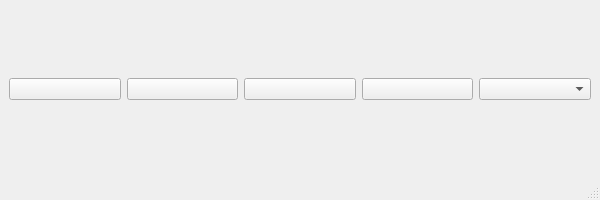
Before: the Qt Designer form libs/PhCommonUI/PhMediaControllerView.ui in JokerSync/Joker, drawn with Qt 5.
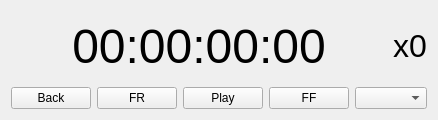
After: the same form once the commit is applied.

Commit message: Integration of PhMediaController

The edit to the form file:
```diff
--- a/libs/PhCommonUI/PhMediaControllerView.ui
+++ b/libs/PhCommonUI/PhMediaControllerView.ui
@@ -1,71 +1,316 @@
 <?xml version="1.0" encoding="UTF-8"?>
 <ui version="4.0">
  <class>PhMediaControllerView</class>
- <widget class="QMainWindow" name="PhMediaControllerView">
+ <widget class="QWidget" name="PhMediaControllerView">
   <property name="geometry">
    <rect>
     <x>0</x>
     <y>0</y>
-    <width>600</width>
-    <height>200</height>
+    <width>398</width>
+    <height>120</height>
    </rect>
   </property>
   <property name="windowTitle">
    <string>MainWindow</string>
   </property>
-  <widget class="QWidget" name="centralwidget">
-   <layout class="QVBoxLayout" name="verticalLayout">
-    <item>
-     <layout class="QHBoxLayout" name="horizontalLayout_2"/>
-    </item>
-    <item>
-     <layout class="QHBoxLayout" name="horizontalLayout">
-      <item>
-       <widget class="QPushButton" name="_backButton">
-        <property name="text">
-         <string/>
-        </property>
-       </widget>
-      </item>
-      <item>
-       <widget class="QPushButton" name="_fastRewindButton">
-        <property name="text">
-         <string/>
-        </property>
-       </widget>
-      </item>
-      <item>
-       <widget class="QPushButton" name="_playButton">
-        <property name="text">
-         <string/>
-        </property>
-       </widget>
-      </item>
-      <item>
-       <widget class="QPushButton" name="_fastForwardButton">
-        <property name="text">
-         <string/>
-        </property>
-       </widget>
-      </item>
-      <item>
-       <widget class="QComboBox" name="comboBox"/>
-      </item>
-     </layout>
-    </item>
-   </layout>
-  </widget>
-  <widget class="QMenuBar" name="menubar">
-   <property name="geometry">
-    <rect>
-     <x>0</x>
-     <y>0</y>
-     <width>600</width>
-     <height>22</height>
-    </rect>
-   </property>
-  </widget>
-  <widget class="QStatusBar" name="statusbar"/>
+  <layout class="QVBoxLayout" name="verticalLayout">
+   <item>
+    <layout class="QHBoxLayout" name="_hLayoutTop" stretch="2,0">
+     <item>
+      <widget class="QLabel" name="_timecodeLabel">
+       <property name="palette">
+        <palette>
+         <active>
+          <colorrole role="WindowText">
+           <brush brushstyle="SolidPattern">
+            <color alpha="255">
+             <red>0</red>
+             <green>0</green>
+             <blue>0</blue>
+            </color>
+           </brush>
+          </colorrole>
+          <colorrole role="Button">
+           <brush brushstyle="SolidPattern">
+            <color alpha="255">
+             <red>219</red>
+             <green>219</green>
+             <blue>219</blue>
+            </color>
+           </brush>
+          </colorrole>
+          <colorrole role="Light">
+           <brush brushstyle="SolidPattern">
+            <color alpha="255">
+             <red>0</red>
+             <green>0</green>
+             <blue>0</blue>
+            </color>
+           </brush>
+          </colorrole>
+          <colorrole role="Text">
+           <brush brushstyle="SolidPattern">
+            <color alpha="255">
+             <red>0</red>
+             <green>0</green>
+             <blue>0</blue>
+            </color>
+           </brush>
+          </colorrole>
+          <colorrole role="BrightText">
+           <brush brushstyle="SolidPattern">
+            <color alpha="255">
+             <red>255</red>
+             <green>255</green>
+             <blue>255</blue>
+            </color>
+           </brush>
+          </colorrole>
+          <colorrole role="Base">
+           <brush brushstyle="SolidPattern">
+            <color alpha="255">
+             <red>231</red>
+             <green>231</green>
+             <blue>231</blue>
+            </color>
+           </brush>
+          </colorrole>
+          <colorrole role="Window">
+           <brush brushstyle="SolidPattern">
+            <color alpha="255">
+             <red>217</red>
+             <green>217</green>
+             <blue>217</blue>
+            </color>
+           </brush>
+          </colorrole>
+          <colorrole role="AlternateBase">
+           <brush brushstyle="SolidPattern">
+            <color alpha="255">
+             <red>0</red>
+             <green>0</green>
+             <blue>0</blue>
+            </color>
+           </brush>
+          </colorrole>
+         </active>
+         <inactive>
+          <colorrole role="WindowText">
+           <brush brushstyle="SolidPattern">
+            <color alpha="255">
+             <red>0</red>
+             <green>0</green>
+             <blue>0</blue>
+            </color>
+           </brush>
+          </colorrole>
+          <colorrole role="Button">
+           <brush brushstyle="SolidPattern">
+            <color alpha="255">
+             <red>219</red>
+             <green>219</green>
+             <blue>219</blue>
+            </color>
+           </brush>
+          </colorrole>
+          <colorrole role="Light">
+           <brush brushstyle="SolidPattern">
+            <color alpha="255">
+             <red>0</red>
+             <green>0</green>
+             <blue>0</blue>
+            </color>
+           </brush>
+          </colorrole>
+          <colorrole role="Text">
+           <brush brushstyle="SolidPattern">
+            <color alpha="255">
+             <red>0</red>
+             <green>0</green>
+             <blue>0</blue>
+            </color>
+           </brush>
+          </colorrole>
+          <colorrole role="BrightText">
+           <brush brushstyle="SolidPattern">
+            <color alpha="255">
+             <red>255</red>
+             <green>255</green>
+             <blue>255</blue>
+            </color>
+           </brush>
+          </colorrole>
+          <colorrole role="Base">
+           <brush brushstyle="SolidPattern">
+            <color alpha="255">
+             <red>231</red>
+             <green>231</green>
+             <blue>231</blue>
+            </color>
+           </brush>
+          </colorrole>
+          <colorrole role="Window">
+           <brush brushstyle="SolidPattern">
+            <color alpha="255">
+             <red>217</red>
+             <green>217</green>
+             <blue>217</blue>
+            </color>
+           </brush>
+          </colorrole>
+          <colorrole role="AlternateBase">
+           <brush brushstyle="SolidPattern">
+            <color alpha="255">
+             <red>0</red>
+             <green>0</green>
+             <blue>0</blue>
+            </color>
+           </brush>
+          </colorrole>
+         </inactive>
+         <disabled>
+          <colorrole role="WindowText">
+           <brush brushstyle="SolidPattern">
+            <color alpha="255">
+             <red>69</red>
+             <green>69</green>
+             <blue>69</blue>
+            </color>
+           </brush>
+          </colorrole>
+          <colorrole role="Button">
+           <brush brushstyle="SolidPattern">
+            <color alpha="255">
+             <red>219</red>
+             <green>219</green>
+             <blue>219</blue>
+            </color>
+           </brush>
+          </colorrole>
+          <colorrole role="Light">
+           <brush brushstyle="SolidPattern">
+            <color alpha="255">
+             <red>0</red>
+             <green>0</green>
+             <blue>0</blue>
+            </color>
+           </brush>
+          </colorrole>
+          <colorrole role="Text">
+           <brush brushstyle="SolidPattern">
+            <color alpha="255">
+             <red>69</red>
+             <green>69</green>
+             <blue>69</blue>
+            </color>
+           </brush>
+          </colorrole>
+          <colorrole role="BrightText">
+           <brush brushstyle="SolidPattern">
+            <color alpha="255">
+             <red>255</red>
+             <green>255</green>
+             <blue>255</blue>
+            </color>
+           </brush>
+          </colorrole>
+          <colorrole role="Base">
+           <brush brushstyle="SolidPattern">
+            <color alpha="255">
+             <red>217</red>
+             <green>217</green>
+             <blue>217</blue>
+            </color>
+           </brush>
+          </colorrole>
+          <colorrole role="Window">
+           <brush brushstyle="SolidPattern">
+            <color alpha="255">
+             <red>217</red>
+             <green>217</green>
+             <blue>217</blue>
+            </color>
+           </brush>
+          </colorrole>
+          <colorrole role="AlternateBase">
+           <brush brushstyle="SolidPattern">
+            <color alpha="255">
+             <red>0</red>
+             <green>0</green>
+             <blue>0</blue>
+            </color>
+           </brush>
+          </colorrole>
+         </disabled>
+        </palette>
+       </property>
+       <property name="font">
+        <font>
+         <pointsize>36</pointsize>
+        </font>
+       </property>
+       <property name="text">
+        <string>00:00:00:00</string>
+       </property>
+       <property name="alignment">
+        <set>Qt::AlignCenter</set>
+       </property>
+      </widget>
+     </item>
+     <item>
+      <widget class="QLabel" name="_rateLabel">
+       <property name="font">
+        <font>
+         <pointsize>24</pointsize>
+        </font>
+       </property>
+       <property name="text">
+        <string>x0</string>
+       </property>
+      </widget>
+     </item>
+    </layout>
+   </item>
+   <item>
+    <layout class="QHBoxLayout" name="_hLayoutBottom">
+     <item>
+      <widget class="QPushButton" name="_backButton">
+       <property name="text">
+        <string>Back</string>
+       </property>
+      </widget>
+     </item>
+     <item>
+      <widget class="QPushButton" name="_fastRewindButton">
+       <property name="text">
+        <string>FR</string>
+       </property>
+      </widget>
+     </item>
+     <item>
+      <widget class="QPushButton" name="_playButton">
+       <property name="text">
+        <string>Play</string>
+       </property>
+      </widget>
+     </item>
+     <item>
+      <widget class="QPushButton" name="_fastForwardButton">
+       <property name="text">
+        <string>FF</string>
+       </property>
+      </widget>
+     </item>
+     <item>
+      <widget class="QComboBox" name="_rateSelectionBox">
+       <property name="editable">
+        <bool>false</bool>
+       </property>
+      </widget>
+     </item>
+    </layout>
+   </item>
+  </layout>
  </widget>
  <resources/>
  <connections/>
```
Left out of the diff: 2 changed lines with no effect on the pictures. The commit also changes 9 other files.
